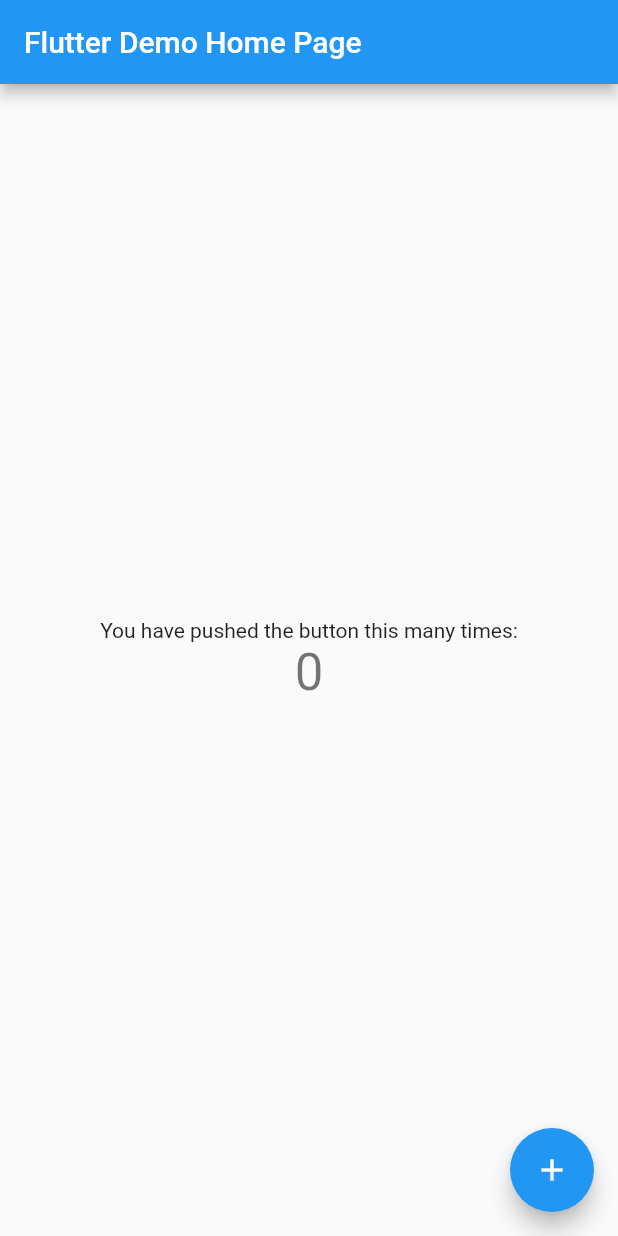
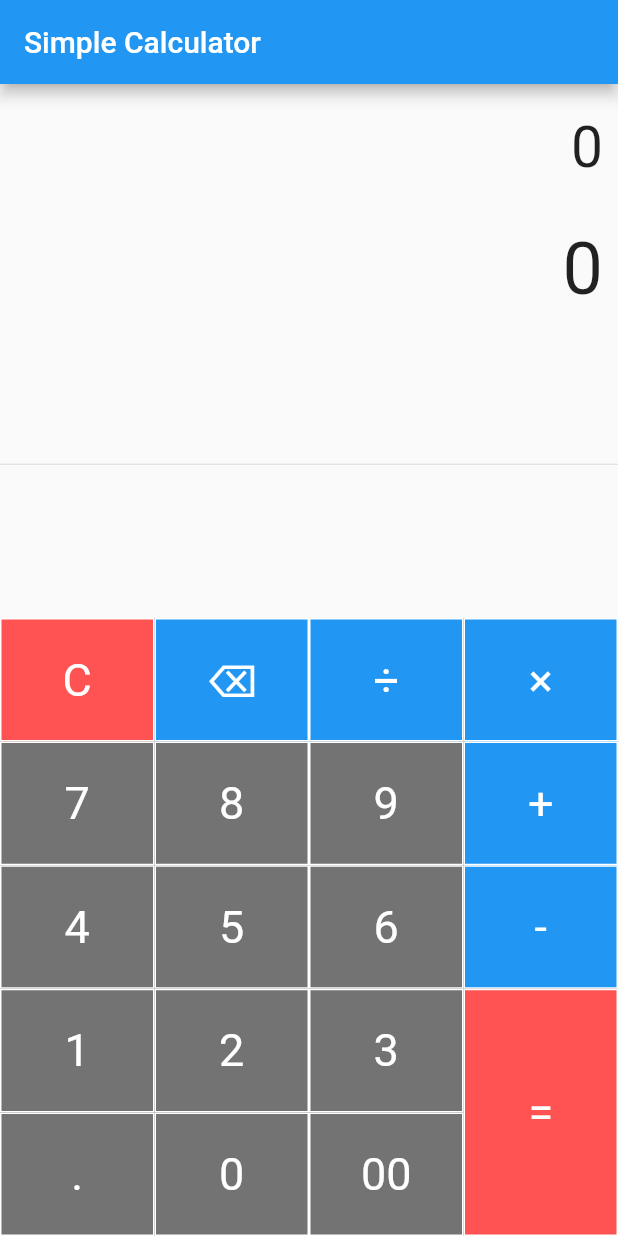
Before and after one commit to RolandNaijuka/calculator, a Flutter app: the screen it shows after launch, on a phone screen of 412 x 824 dp. Run offline on Flutter 3.47's test engine with Material 2 defaults, Android fonts, the phone set to English and light mode, and no system bars.

Commit message:
create the calculator ui

```diff
--- a/lib/main.dart
+++ b/lib/main.dart
@@ -1,117 +1,212 @@
 import 'package:flutter/material.dart';
 
 void main() {
-  runApp(MyApp());
+  runApp(Calculator());
 }
 
-class MyApp extends StatelessWidget {
-  // This widget is the root of your application.
+class Calculator extends StatelessWidget {
   @override
   Widget build(BuildContext context) {
     return MaterialApp(
-      title: 'Flutter Demo',
-      theme: ThemeData(
-        // This is the theme of your application.
-        //
-        // Try running your application with "flutter run". You'll see the
-        // application has a blue toolbar. Then, without quitting the app, try
-        // changing the primarySwatch below to Colors.green and then invoke
-        // "hot reload" (press "r" in the console where you ran "flutter run",
-        // or simply save your changes to "hot reload" in a Flutter IDE).
-        // Notice that the counter didn't reset back to zero; the application
-        // is not restarted.
-        primarySwatch: Colors.blue,
-        // This makes the visual density adapt to the platform that you run
-        // the app on. For desktop platforms, the controls will be smaller and
-        // closer together (more dense) than on mobile platforms.
-        visualDensity: VisualDensity.adaptivePlatformDensity,
-      ),
-      home: MyHomePage(title: 'Flutter Demo Home Page'),
+      debugShowCheckedModeBanner: false,
+      title: 'Calculator',
+      theme: ThemeData(primarySwatch: Colors.blue),
+      home: SimpleCalculator(),
     );
   }
 }
 
-class MyHomePage extends StatefulWidget {
-  MyHomePage({Key key, this.title}) : super(key: key);
-
-  // This widget is the home page of your application. It is stateful, meaning
-  // that it has a State object (defined below) that contains fields that affect
-  // how it looks.
-
-  // This class is the configuration for the state. It holds the values (in this
-  // case the title) provided by the parent (in this case the App widget) and
-  // used by the build method of the State. Fields in a Widget subclass are
-  // always marked "final".
-
-  final String title;
+class SimpleCalculator extends StatefulWidget {
+  SimpleCalculator({Key key}) : super(key: key);
 
   @override
-  _MyHomePageState createState() => _MyHomePageState();
+  _SimpleCalculatorState createState() => _SimpleCalculatorState();
 }
 
-class _MyHomePageState extends State<MyHomePage> {
-  int _counter = 0;
+class _SimpleCalculatorState extends State<SimpleCalculator> {
+  String equation = "0";
+  String result = "0";
+  String expression = "";
+  double equationFontSize = 38.0;
+  double resultFontSize = 48.0;
 
-  void _incrementCounter() {
+  final operators = ["÷", "+", "-", "×"];
+  final operatorsMulDiv = ["÷", "×"];
+
+  void buttonPressed(String buttonText) {
     setState(() {
-      // This call to setState tells the Flutter framework that something has
-      // changed in this State, which causes it to rerun the build method below
-      // so that the display can reflect the updated values. If we changed
-      // _counter without calling setState(), then the build method would not be
-      // called again, and so nothing would appear to happen.
-      _counter++;
+      if (buttonText == "C") {
+        equation = result = "0";
+        equationFontSize = 38.0;
+        resultFontSize = 48.0;
+      } else if (buttonText == "⌫") {
+        equationFontSize = 48.0;
+        resultFontSize = 38.0;
+        equation = equation.substring(0, equation.length - 1);
+        if (equation.length == 0) {
+          equation = "0";
+        }
+      } else if (buttonText == "=") {
+        equationFontSize = 38.0;
+        resultFontSize = 48.0;
+        result = calculateOperation();
+      } else {
+        equationFontSize = 48.0;
+        resultFontSize = 38.0;
+        if (equation == "0") {
+          if (!operatorsMulDiv.contains(buttonText)) {
+            equation = buttonText;
+          } else {
+            equationFontSize = 38.0;
+            resultFontSize = 48.0;
+          }
+        } else {
+          String lastIndex = equation[equation.length - 1];
+          if (operators.contains(lastIndex) && operators.contains(buttonText)) {
+            equation = equation.substring(0, equation.length - 1);
+          }
+          equation += buttonText;
+        }
+      }
     });
+  }
+
+  String calculateOperation() {
+    return "10";
+  }
+
+  Container buildButton(
+    String buttonText,
+    double buttonHeight,
+    Color buttonColor,
+  ) {
+    return Container(
+      height: MediaQuery.of(context).size.height * 0.1 * buttonHeight,
+      color: buttonColor,
+      child: FlatButton(
+        shape: RoundedRectangleBorder(
+          borderRadius: BorderRadius.circular(0.0),
+          side: BorderSide(
+            color: Colors.white,
+            width: 1.0,
+            style: BorderStyle.solid,
+          ),
+        ),
+        padding: EdgeInsets.all(16.0),
+        onPressed: () => buttonPressed(buttonText),
+        child: Text(
+          buttonText,
+          style: TextStyle(
+            fontSize: 30.0,
+            fontWeight: FontWeight.normal,
+            color: Colors.white,
+          ),
+        ),
+      ),
+    );
   }
 
   @override
   Widget build(BuildContext context) {
-    // This method is rerun every time setState is called, for instance as done
-    // by the _incrementCounter method above.
-    //
-    // The Flutter framework has been optimized to make rerunning build methods
-    // fast, so that you can just rebuild anything that needs updating rather
-    // than having to individually change instances of widgets.
     return Scaffold(
       appBar: AppBar(
-        // Here we take the value from the MyHomePage object that was created by
-        // the App.build method, and use it to set our appbar title.
-        title: Text(widget.title),
+        title: Text("Simple Calculator"),
       ),
-      body: Center(
-        // Center is a layout widget. It takes a single child and positions it
-        // in the middle of the parent.
-        child: Column(
-          // Column is also a layout widget. It takes a list of children and
-          // arranges them vertically. By default, it sizes itself to fit its
-          // children horizontally, and tries to be as tall as its parent.
-          //
-          // Invoke "debug painting" (press "p" in the console, choose the
-          // "Toggle Debug Paint" action from the Flutter Inspector in Android
-          // Studio, or the "Toggle Debug Paint" command in Visual Studio Code)
-          // to see the wireframe for each widget.
-          //
-          // Column has various properties to control how it sizes itself and
-          // how it positions its children. Here we use mainAxisAlignment to
-          // center the children vertically; the main axis here is the vertical
-          // axis because Columns are vertical (the cross axis would be
-          // horizontal).
-          mainAxisAlignment: MainAxisAlignment.center,
-          children: <Widget>[
-            Text(
-              'You have pushed the button this many times:',
+      body: Column(
+        children: [
+          Container(
+            alignment: Alignment.centerRight,
+            padding: EdgeInsets.fromLTRB(10, 20, 10, 0),
+            child: Text(
+              equation,
+              style: TextStyle(fontSize: equationFontSize),
             ),
-            Text(
-              '$_counter',
-              style: Theme.of(context).textTheme.headline4,
+          ),
+          Container(
+            alignment: Alignment.centerRight,
+            padding: EdgeInsets.fromLTRB(10, 30, 10, 0),
+            child: Text(
+              result,
+              style: TextStyle(fontSize: resultFontSize),
             ),
-          ],
-        ),
+          ),
+          Expanded(child: Divider()),
+          Row(
+            mainAxisAlignment: MainAxisAlignment.center,
+            children: [
+              Container(
+                width: MediaQuery.of(context).size.width * 0.75,
+                child: Table(
+                  children: [
+                    TableRow(
+                      children: [
+                        buildButton("C", 1, Colors.redAccent),
+                        buildButton("⌫", 1, Colors.blue),
+                        buildButton("÷", 1, Colors.blue),
+                      ],
+                    ),
+                    TableRow(
+                      children: [
+                        buildButton("7", 1, Colors.black54),
+                        buildButton("8", 1, Colors.black54),
+                        buildButton("9", 1, Colors.black54),
+                      ],
+                    ),
+                    TableRow(
+                      children: [
+                        buildButton("4", 1, Colors.black54),
+                        buildButton("5", 1, Colors.black54),
+                        buildButton("6", 1, Colors.black54),
+                      ],
+                    ),
+                    TableRow(
+                      children: [
+                        buildButton("1", 1, Colors.black54),
+                        buildButton("2", 1, Colors.black54),
+                        buildButton("3", 1, Colors.black54),
+                      ],
+                    ),
+                    TableRow(
+                      children: [
+                        buildButton(".", 1, Colors.black54),
+                        buildButton("0", 1, Colors.black54),
+                        buildButton("00", 1, Colors.black54),
+                      ],
+                    ),
+                  ],
+                ),
+              ),
+              Container(
+                width: MediaQuery.of(context).size.width * 0.25,
+                child: Table(
+                  children: [
+                    TableRow(
+                      children: [
+                        buildButton("×", 1, Colors.blue),
+                      ],
+                    ),
+                    TableRow(
+                      children: [
+                        buildButton("+", 1, Colors.blue),
+                      ],
+                    ),
+                    TableRow(
+                      children: [
+                        buildButton("-", 1, Colors.blue),
+                      ],
+                    ),
+                    TableRow(
+                      children: [
+                        buildButton("=", 2, Colors.redAccent),
+                      ],
+                    ),
+                  ],
+                ),
+              ),
+            ],
+          ),
+        ],
       ),
-      floatingActionButton: FloatingActionButton(
-        onPressed: _incrementCounter,
-        tooltip: 'Increment',
-        child: Icon(Icons.add),
-      ), // This trailing comma makes auto-formatting nicer for build methods.
     );
   }
 }
```
Also changed, not shown: 1 other file.
